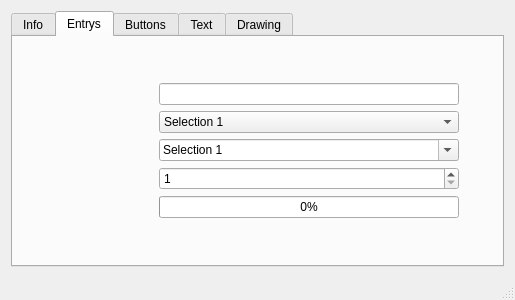
Old version of the form mainwindow.ui in the repository shuttie/qtperf.
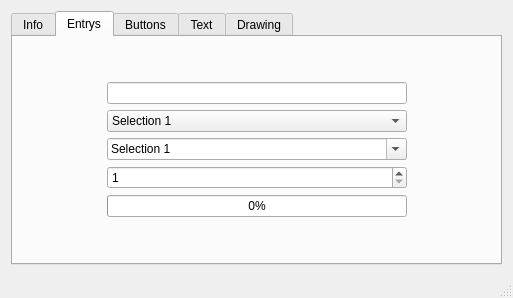
New version of the form. The open tabs and pages were chosen to show the change. Custom widgets are drawn as their Qt base class.

Commit message: fix widget layout on entrys tab

What changed in the file:
```diff
--- a/mainwindow.ui
+++ b/mainwindow.ui
@@ -6,8 +6,8 @@
    <rect>
     <x>0</x>
     <y>0</y>
-    <width>515</width>
-    <height>300</height>
+    <width>513</width>
+    <height>298</height>
    </rect>
   </property>
   <property name="windowTitle">
@@ -274,7 +274,7 @@
           </property>
           <property name="sizeHint" stdset="0">
            <size>
-            <width>135</width>
+            <width>10</width>
             <height>20</height>
            </size>
           </property>
```
